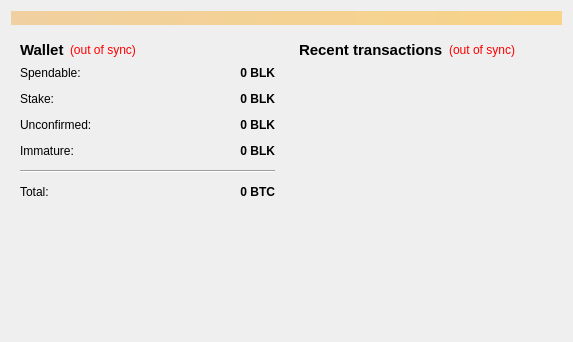
First picture: the form in src/qt/forms/overviewpage.ui, repository ihor-chaban/MyNewCoin, before the edit.
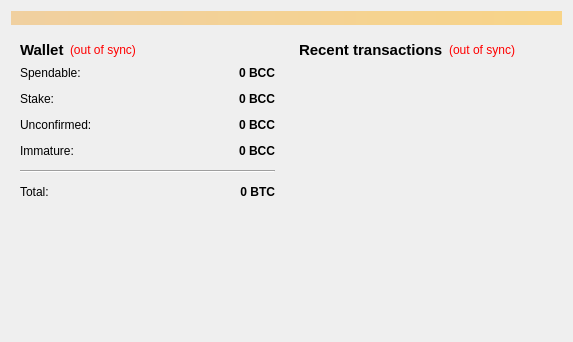
Second picture: the form after the edit.

Patch:
```diff
--- a/src/qt/forms/overviewpage.ui
+++ b/src/qt/forms/overviewpage.ui
@@ -118,7 +118,7 @@
                <string>Your current spendable balance</string>
               </property>
               <property name="text">
-               <string notr="true">0 BLK</string>
+               <string notr="true">0 BCC</string>
               </property>
               <property name="alignment">
                <set>Qt::AlignRight|Qt::AlignTrailing|Qt::AlignVCenter</set>
@@ -150,7 +150,7 @@
                <string>Total of coins that was staked, and do not yet count toward the current balance</string>
               </property>
               <property name="text">
-               <string notr="true">0 BLK</string>
+               <string notr="true">0 BCC</string>
               </property>
               <property name="alignment">
                <set>Qt::AlignRight|Qt::AlignTrailing|Qt::AlignVCenter</set>
@@ -182,7 +182,7 @@
                <string>Total of transactions that have yet to be confirmed, and do not yet count toward the current balance</string>
               </property>
               <property name="text">
-               <string notr="true">0 BLK</string>
+               <string notr="true">0 BCC</string>
               </property>
               <property name="alignment">
                <set>Qt::AlignRight|Qt::AlignTrailing|Qt::AlignVCenter</set>
@@ -211,7 +211,7 @@
                <string>Mined balance that has not yet matured</string>
               </property>
               <property name="text">
-               <string notr="true">0 BLK</string>
+               <string notr="true">0 BCC</string>
               </property>
               <property name="alignment">
                <set>Qt::AlignRight|Qt::AlignTrailing|Qt::AlignVCenter</set>
```
